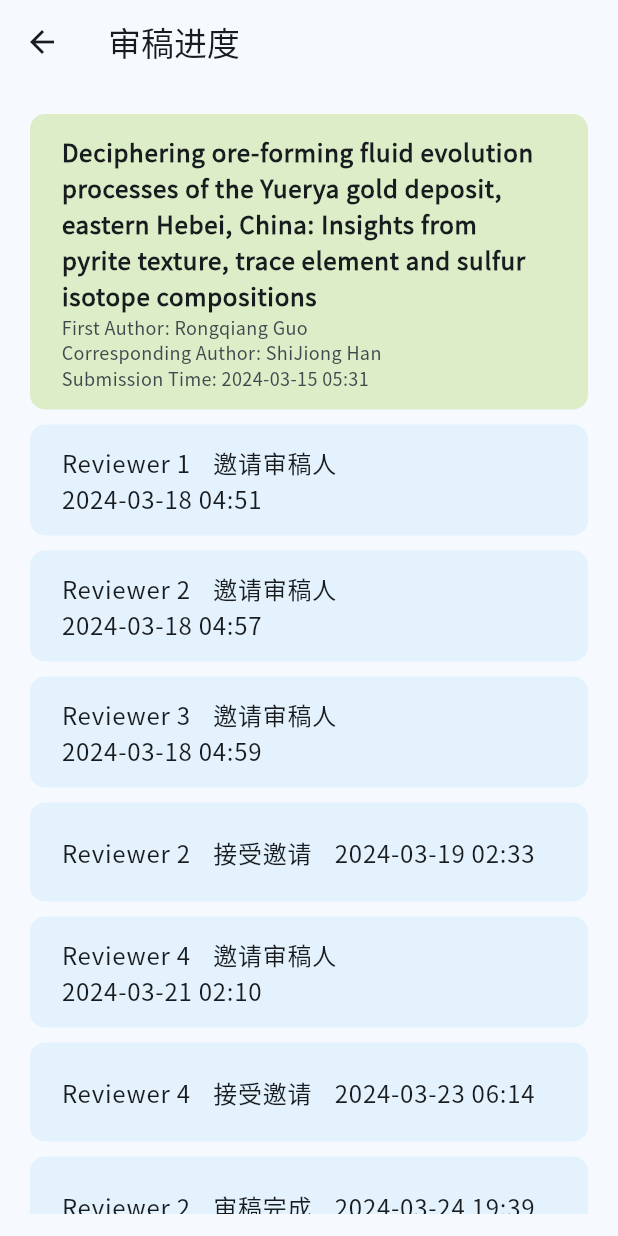
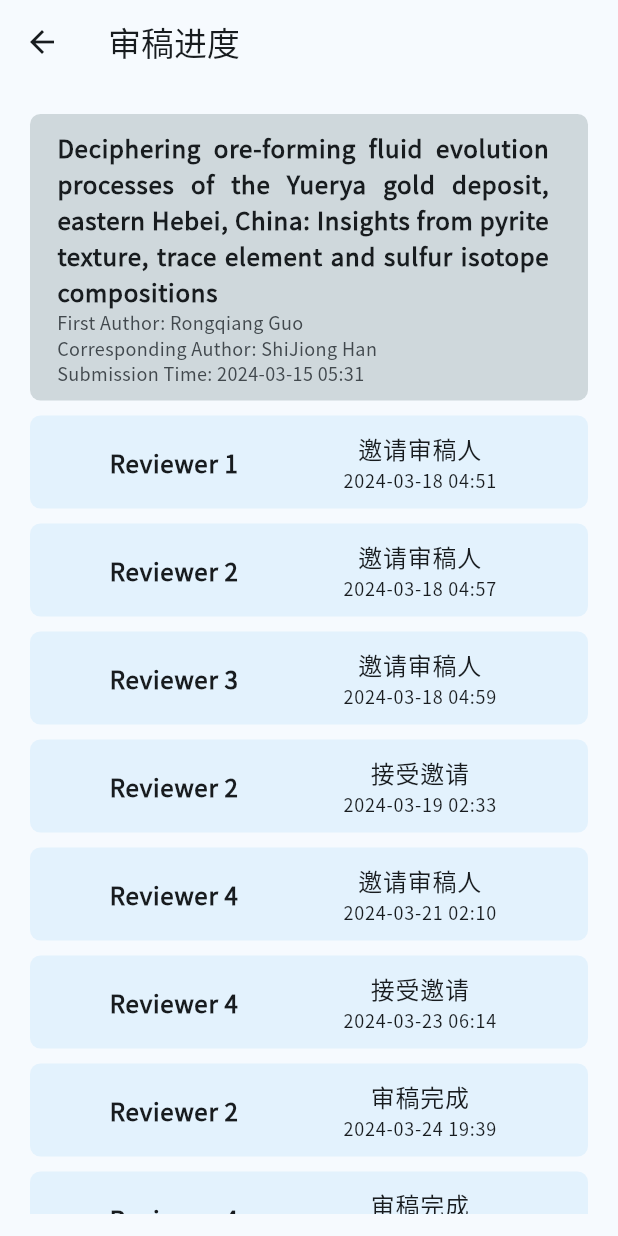
Before and after one commit to dp0qb/TrackerViewerFlutter, a Flutter app: the screen it shows after launch, after a tap on "解析", on a phone screen of 412 x 824 dp. Run offline on Flutter 3.47's test engine with Material 3 defaults, Android fonts, the phone set to English and light mode, and no system bars.

Commit message:
pages rebuild

```diff
--- a/lib/pages/home.dart
+++ b/lib/pages/home.dart
@@ -1,6 +1,7 @@
 import 'package:flutter/material.dart';
 import 'package:track_viewer/pages/about.dart';
 import 'package:track_viewer/pages/settings.dart';
+import 'package:track_viewer/widgets/expanded_button.dart';
 
 class HomePage extends StatefulWidget {
   const HomePage({super.key});
@@ -66,15 +67,13 @@ class _HomePageState extends State<HomePage> {
             const SizedBox(
               height: 45,
             ),
-            ElevatedButton.icon(
-              icon: const Icon(
-                Icons.arrow_forward_ios,
-              ),
+            ExpandedButton(
+              labelStr: "解析",
               onPressed: () {
                 Navigator.pushNamed(context, "/result",
                     arguments: {"href": textController.text});
               },
-              label: const Text("解析"),
+              icon: Icons.arrow_forward_ios,
             ),
           ],
         ),
--- a/lib/pages/result.dart
+++ b/lib/pages/result.dart
@@ -2,7 +2,7 @@ import 'package:flutter/material.dart';
 import 'dart:convert';
 import 'package:flutter/services.dart';
 import 'package:track_viewer/constants.dart';
-import 'package:track_viewer/widgets/cell.dart';
+import 'package:track_viewer/widgets/info_card.dart';
 import 'package:track_viewer/services/networking.dart';
 
 class ResultPage extends StatefulWidget {
@@ -126,67 +126,28 @@ class _ResultListViewState extends State<ResultListView> {
   }
 
   List<Widget> getListTiles() {
+    String manuscriptTitle = widget.details["ManuscriptTitle"];
+    String firstAuthor = widget.details["FirstAuthor"];
+    String correspondingAuthor = widget.details["CorrespondingAuthor"];
     String submissionDate = timeParse(widget.details["SubmissionDate"]);
     List<Widget> listTitles = [
-      Cell(
-        child: ListTile(
-          title: Text(
-            widget.details["ManuscriptTitle"],
-            style: const TextStyle(
-              fontWeight: FontWeight.w700,
-            ),
-          ),
-          subtitle: Wrap(
-            spacing: 15,
-            children: [
-              Text(
-                style: const TextStyle(
-                  fontSize: 12,
-                ),
-                "First Author: ${widget.details["FirstAuthor"]}",
-              ),
-              Text(
-                style: const TextStyle(
-                  fontSize: 12,
-                ),
-                "Corresponding Author: ${widget.details["CorrespondingAuthor"]}",
-              ),
-              Text(
-                style: const TextStyle(
-                  fontSize: 12,
-                ),
-                "Submission Time: $submissionDate",
-              ),
-            ],
-          ),
-        ),
-      ),
+      IntroCard(
+          manuscriptTitle: manuscriptTitle,
+          firstAuthor: firstAuthor,
+          correspondingAuthor: correspondingAuthor,
+          submissionDate: submissionDate),
     ];
     getReviewEvents();
     for (List<dynamic> reviewEventsPerRound in reviewEvents) {
       for (dynamic reviewEvent in reviewEventsPerRound) {
-        String timeStr = timeParse(reviewEvent["Date"]);
+        String? timeStr = timeParse(reviewEvent["Date"]);
         String? event = kEventsMap[reviewEvent["Event"]];
         String? reviewer = reviewers[reviewEvent["Id"]];
         listTitles.add(
-          Cell(
-            backgroundColor: Colors.blue.shade50,
-            child: ListTile(
-              title: Wrap(
-                spacing: 15,
-                children: [
-                  Text(
-                    "$reviewer",
-                  ),
-                  Text(
-                    "$event",
-                  ),
-                  Text(
-                    timeStr,
-                  ),
-                ],
-              ),
-            ),
+          ReviewEventCard(
+            reviewer: reviewer,
+            event: event,
+            time: timeStr,
           ),
         );
       }
--- a/lib/pages/settings.dart
+++ b/lib/pages/settings.dart
@@ -14,16 +14,19 @@ class _SettingsPageState extends State<SettingsPage> {
       appBar: AppBar(
         title: const Text("设置"),
       ),
-      body: Center(
-        child: ListView(
-          children: const [
-            ListTile(
-              title: Text("作者很懒，还没写相应功能。"),
-            ),
-            ListTile(),
-            ListTile(),
-          ],
+      body: const Center(
+        child: Text(
+          "作者很懒，还没写相应功能。",
         ),
+        // child: ListView(
+        //   children: const [
+        //     ListTile(
+        //       title: Text("作者很懒，还没写相应功能。"),
+        //     ),
+        //     ListTile(),
+        //     ListTile(),
+        //   ],
+        // ),
       ),
     );
   }
--- a/lib/widgets/cell.dart
+++ b/lib/widgets/cell.dart
@@ -14,10 +14,10 @@ class _CellState extends State<Cell> {
   Widget build(BuildContext context) {
     return Container(
       decoration: BoxDecoration(
-        borderRadius: BorderRadius.circular(10),
-        color: widget.backgroundColor ?? Colors.lightGreen.shade100,
+        borderRadius: BorderRadius.circular(7),
+        color: widget.backgroundColor ?? Colors.blueGrey.shade100,
       ),
-      padding: const EdgeInsets.all(5),
+      padding: const EdgeInsets.all(2),
       margin: const EdgeInsets.all(5),
       child: widget.child,
     );
--- /dev/null
+++ b/lib/widgets/expanded_button.dart
@@ -0,0 +1,28 @@
+import 'package:flutter/material.dart';
+
+class ExpandedButton extends StatelessWidget {
+  final IconData? icon;
+  final String labelStr;
+  final void Function()? onPressed;
+  const ExpandedButton(
+      {super.key, required this.labelStr, required this.onPressed, this.icon});
+
+  @override
+  Widget build(BuildContext context) {
+    return ElevatedButton.icon(
+      style: const ButtonStyle(
+        backgroundColor: WidgetStatePropertyAll(
+          Colors.blue,
+        ),
+        foregroundColor: WidgetStatePropertyAll(
+          Colors.white,
+        ),
+      ),
+      icon: Icon(color: Colors.white, icon),
+      onPressed: onPressed,
+      label: Text(
+        labelStr,
+      ),
+    );
+  }
+}
--- /dev/null
+++ b/lib/widgets/info_card.dart
@@ -0,0 +1,112 @@
+import 'package:flutter/material.dart';
+import 'cell.dart';
+
+class IntroCard extends StatefulWidget {
+  final String? manuscriptTitle;
+  final String? firstAuthor;
+  final String? correspondingAuthor;
+  final String? submissionDate;
+  const IntroCard(
+      {super.key,
+      required this.manuscriptTitle,
+      required this.firstAuthor,
+      required this.correspondingAuthor,
+      required this.submissionDate});
+
+  @override
+  State<IntroCard> createState() => _IntroCardState();
+}
+
+class _IntroCardState extends State<IntroCard> {
+  @override
+  Widget build(BuildContext context) {
+    return Cell(
+      child: ListTile(
+        title: Text(
+          textAlign: TextAlign.justify,
+          widget.manuscriptTitle ?? "",
+          style: const TextStyle(
+            fontWeight: FontWeight.w700,
+          ),
+        ),
+        subtitle: Wrap(
+          spacing: 15,
+          children: [
+            Text(
+              style: const TextStyle(
+                fontSize: 12,
+              ),
+              "First Author: ${widget.firstAuthor ?? ""}",
+            ),
+            Text(
+              style: const TextStyle(
+                fontSize: 12,
+              ),
+              "Corresponding Author: ${widget.correspondingAuthor ?? ""}",
+            ),
+            Text(
+              style: const TextStyle(
+                fontSize: 12,
+              ),
+              "Submission Time: ${widget.submissionDate ?? ""}",
+            ),
+          ],
+        ),
+      ),
+    );
+  }
+}
+
+class ReviewEventCard extends StatefulWidget {
+  final String? reviewer;
+  final String? event;
+  final String? time;
+  const ReviewEventCard(
+      {super.key,
+      required this.reviewer,
+      required this.event,
+      required this.time});
+
+  @override
+  State<ReviewEventCard> createState() => _ReviewEventCardState();
+}
+
+class _ReviewEventCardState extends State<ReviewEventCard> {
+  @override
+  Widget build(BuildContext context) {
+    return Cell(
+      backgroundColor: Colors.blue.shade50,
+      child: ListTile(
+        title: Row(
+          mainAxisAlignment: MainAxisAlignment.spaceAround,
+          // spacing: 15,
+          children: [
+            Text(
+              style: const TextStyle(
+                fontWeight: FontWeight.w700,
+              ),
+              widget.reviewer ?? "",
+            ),
+            Column(
+              mainAxisAlignment: MainAxisAlignment.spaceAround,
+              children: [
+                Text(
+                  style: const TextStyle(
+                    fontSize: 16,
+                  ),
+                  widget.event ?? "",
+                ),
+                Text(
+                  style: const TextStyle(
+                    fontSize: 12,
+                  ),
+                  widget.time ?? "",
+                ),
+              ],
+            ),
+          ],
+        ),
+      ),
+    );
+  }
+}
```
